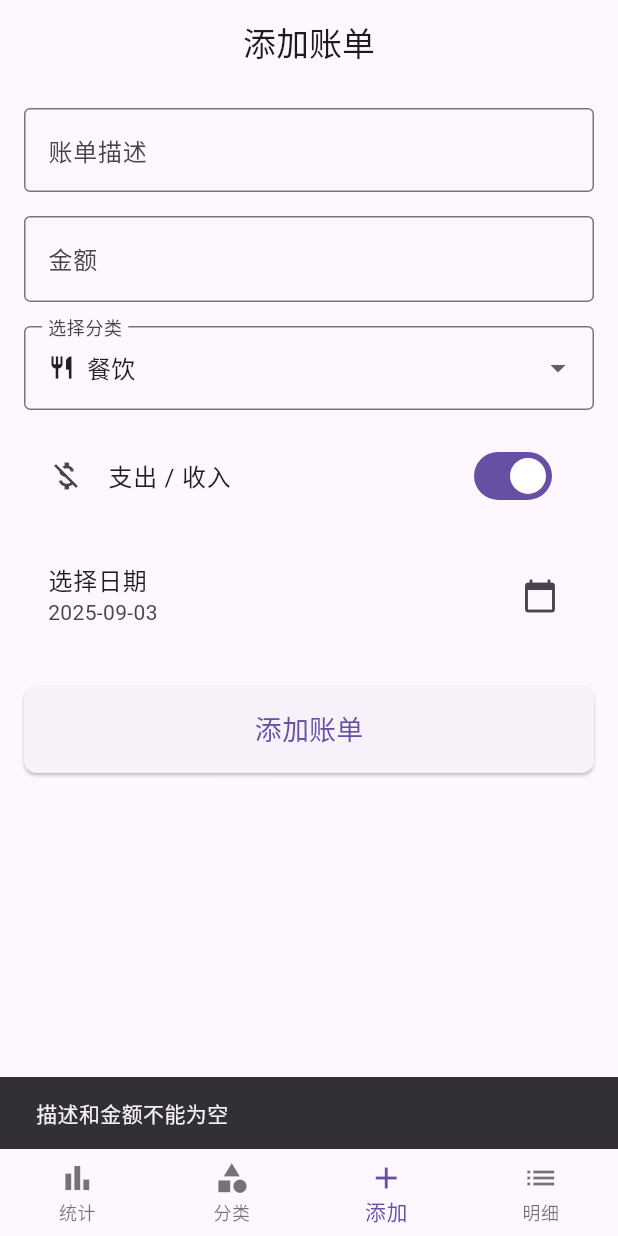
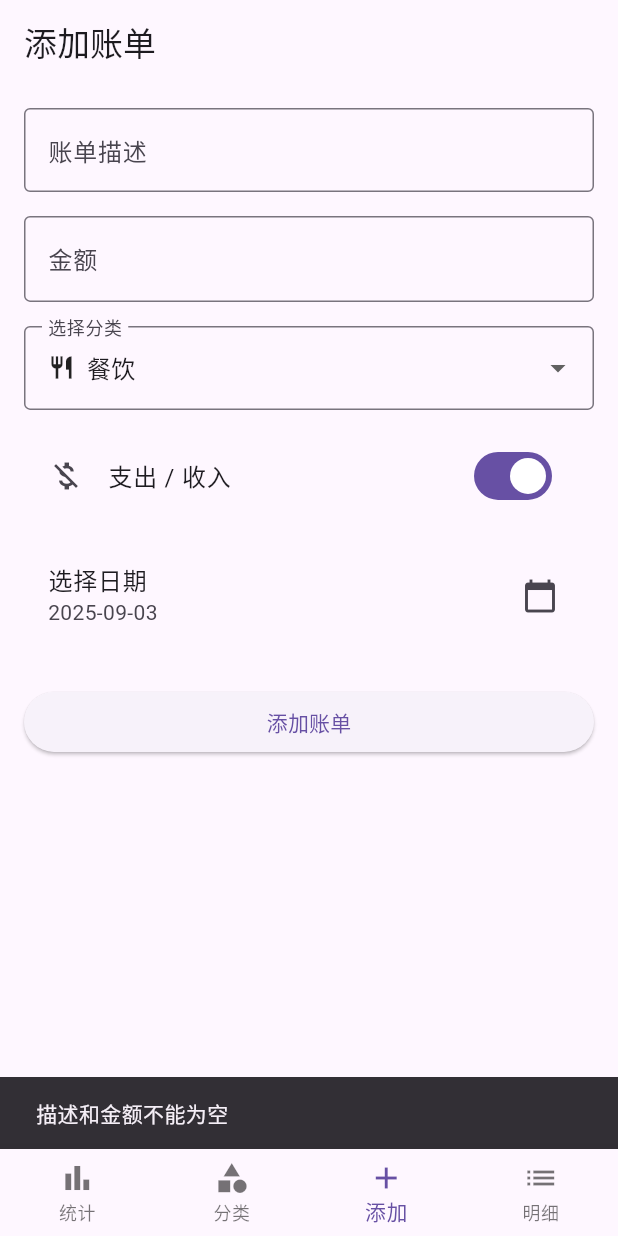
Before and after one commit to linye818/accounting-app, a Flutter app: the screen it shows after launch, item 3 of the bottom bar chosen, after a tap on "添加账单", on a phone screen of 412 x 824 dp. Run offline on Flutter 3.47's test engine with Material 3 defaults, Android fonts, the phone set to English and light mode, and no system bars; our stand-ins replace material_design_icons_flutter, sqflite; accounts and stored records are empty.

Commit message:
Update add_edit_expense_screen.dart

```diff
--- a/lib/screens/add_edit_expense_screen.dart
+++ b/lib/screens/add_edit_expense_screen.dart
@@ -25,7 +25,6 @@ class _AddEditExpenseScreenState extends State<AddEditExpenseScreen> {
   @override
   void initState() {
     super.initState();
-    // 初始化表单数据
     if (widget.expense != null) {
       _descriptionController.text = widget.expense!.description;
       _amountController.text = widget.expense!.amount.toStringAsFixed(2);
@@ -33,20 +32,11 @@ class _AddEditExpenseScreenState extends State<AddEditExpenseScreen> {
       _date = widget.expense!.date;
       _isExpense = widget.expense!.isExpense;
     } else {
-      _categoryId = 1; // 默认餐饮分类
+      _categoryId = 1;
       _date = DateTime.now();
-      _isExpense = true; // 默认支出
+      _isExpense = true;
     }
-    // 加载分类（添加异常捕获，防止黑屏）
-    WidgetsBinding.instance.addPostFrameCallback((_) async {
-      try {
-        await _loadData();
-      } catch (e) {
-        ScaffoldMessenger.of(context).showSnackBar(
-          SnackBar(content: Text('页面加载失败: $e')),
-        );
-      }
-    });
+    WidgetsBinding.instance.addPostFrameCallback((_) => _loadData());
   }
 
   Future<void> _loadData() async {
@@ -62,7 +52,6 @@ class _AddEditExpenseScreenState extends State<AddEditExpenseScreen> {
   }
 
   void _submitForm() {
-    // 验证表单
     if (_descriptionController.text.isEmpty || _amountController.text.isEmpty) {
       ScaffoldMessenger.of(context).showSnackBar(
         const SnackBar(content: Text('描述和金额不能为空')),
@@ -73,12 +62,11 @@ class _AddEditExpenseScreenState extends State<AddEditExpenseScreen> {
     final amount = double.tryParse(_amountController.text);
     if (amount == null || amount <= 0) {
       ScaffoldMessenger.of(context).showSnackBar(
-        const SnackBar(content: Text('请输入有效的正数金额（如 100 或 100.50）')),
+        const SnackBar(content: Text('请输入有效的正数金额')),
       );
       return;
     }
 
-    // 提交数据
     final expense = Expense(
       id: widget.expense?.id ?? 0,
       description: _descriptionController.text,
@@ -137,7 +125,6 @@ class _AddEditExpenseScreenState extends State<AddEditExpenseScreen> {
     return Scaffold(
       appBar: AppBar(
         title: Text(widget.expense == null ? '添加账单' : '编辑账单'),
-        centerTitle: true,
       ),
       body: _isLoading
           ? const Center(child: CircularProgressIndicator())
@@ -145,7 +132,6 @@ class _AddEditExpenseScreenState extends State<AddEditExpenseScreen> {
               padding: const EdgeInsets.all(16.0),
               child: ListView(
                 children: [
-                  // 描述输入框
                   TextField(
                     controller: _descriptionController,
                     decoration: const InputDecoration(
@@ -153,11 +139,8 @@ class _AddEditExpenseScreenState extends State<AddEditExpenseScreen> {
                       border: OutlineInputBorder(),
                       hintText: '如：午餐、打车费',
                     ),
-                    textInputAction: TextInputAction.next,
                   ),
                   const SizedBox(height: 16),
-
-                  // 金额输入框
                   TextField(
                     controller: _amountController,
                     decoration: const InputDecoration(
@@ -167,19 +150,15 @@ class _AddEditExpenseScreenState extends State<AddEditExpenseScreen> {
                       hintText: '请输入金额',
                     ),
                     keyboardType: TextInputType.numberWithOptions(decimal: true),
-                    textInputAction: TextInputAction.next,
                   ),
                   const SizedBox(height: 16),
-
-                  // 分类选择下拉框（添加空分类提示）
                   DropdownButtonFormField<int>(
                     value: _categoryId,
                     decoration: const InputDecoration(
                       labelText: '选择分类',
                       border: OutlineInputBorder(),
                     ),
-                    items: filteredCategories.isNotEmpty
-                        ? filteredCategories.map((category) {
+                    items: filteredCategories.map((category) {
                       return DropdownMenuItem<int>(
                         value: category.id!,
                         child: Row(
@@ -190,13 +169,7 @@ class _AddEditExpenseScreenState extends State<AddEditExpenseScreen> {
                           ],
                         ),
                       );
-                          }).toList()
-                        : [
-                            const DropdownMenuItem<int>(
-                              value: -1,
-                              child: Text('暂无分类，请先添加'),
-                            ),
-                          ],
+                    }).toList(),
                     onChanged: (value) {
                       if (value != null) {
                         setState(() => _categoryId = value);
@@ -204,15 +177,12 @@ class _AddEditExpenseScreenState extends State<AddEditExpenseScreen> {
                     },
                   ),
                   const SizedBox(height: 16),
-
-                  // 支出/收入切换
                   SwitchListTile(
                     title: const Text('支出 / 收入'),
                     value: _isExpense,
                     onChanged: (value) {
                       setState(() {
                         _isExpense = value;
-                        // 切换类型时默认选中第一个分类
                         if (filteredCategories.isNotEmpty) {
                           _categoryId = filteredCategories.first.id!;
                         }
@@ -221,8 +191,6 @@ class _AddEditExpenseScreenState extends State<AddEditExpenseScreen> {
                     secondary: Icon(_isExpense ? Icons.money_off : Icons.attach_money),
                   ),
                   const SizedBox(height: 16),
-
-                  // 日期选择
                   ListTile(
                     title: const Text('选择日期'),
                     subtitle: Text(DateFormat('yyyy-MM-dd').format(_date)),
@@ -230,22 +198,11 @@ class _AddEditExpenseScreenState extends State<AddEditExpenseScreen> {
                     onTap: _selectDate,
                   ),
                   const SizedBox(height: 24),
-
-                  // 提交按钮
                   SizedBox(
                     width: double.infinity,
                     child: ElevatedButton(
                       onPressed: _submitForm,
-                      style: ElevatedButton.styleFrom(
-                        padding: const EdgeInsets.symmetric(vertical: 16),
-                        shape: RoundedRectangleBorder(
-                          borderRadius: BorderRadius.circular(8),
-                        ),
-                      ),
-                      child: Text(
-                        widget.expense == null ? '添加账单' : '保存修改',
-                        style: const TextStyle(fontSize: 18),
-                      ),
+                      child: Text(widget.expense == null ? '添加账单' : '保存修改'),
                     ),
                   ),
                 ],
```
Lines whose indentation alone changed are shown as unchanged.
